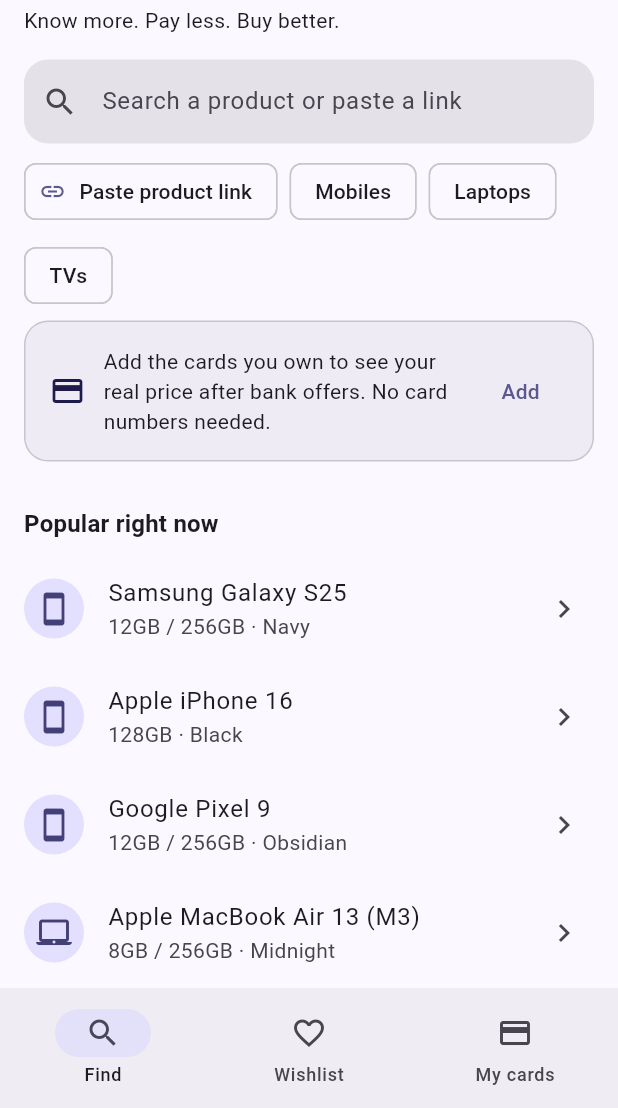
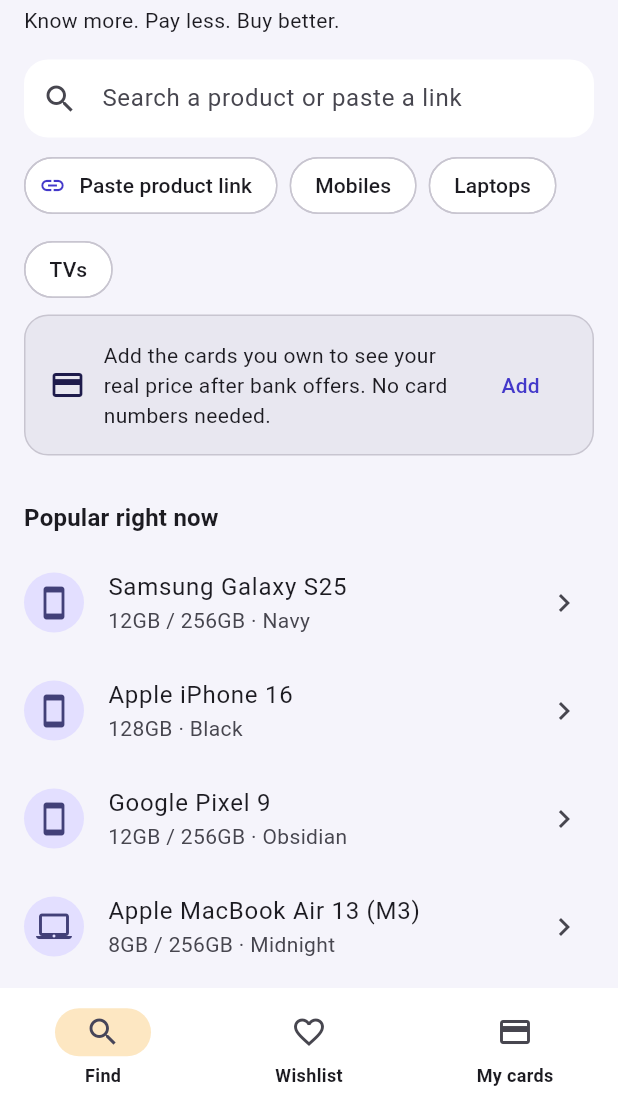
Before and after one commit to dheerajjain638-ship-it/cunning-cat, a Flutter app: the screen it shows after launch, on a phone screen of 412 x 824 dp, the part 128-1236 px from its top. Run offline on Flutter 3.47's test engine with Material 3 defaults, Android fonts, the phone set to English and light mode, and no system bars; our stand-ins replace flutter_riverpod, go_router.

Commit message:
Update lib/core (v0.2) [skip ci]

```diff
--- a/lib/core/format.dart
+++ b/lib/core/format.dart
@@ -1,9 +1,13 @@
 import 'package:intl/intl.dart';
 
 final _inr = NumberFormat.currency(locale: 'en_IN', symbol: '₹', decimalDigits: 0);
+final _compact = NumberFormat.compact(locale: 'en_IN');
 
-/// Formats whole rupees in Indian grouping, e.g. 1,24,999 -> ₹1,24,999.
+/// Formats whole rupees in Indian grouping, e.g. 124999 -> ₹1,24,999.
 String rupees(num amount) => _inr.format(amount);
+
+/// 18420 -> "18K"
+String compact(num n) => _compact.format(n);
 
 /// "12 min ago", "3 h ago", "2 days ago".
 String ageLabel(DateTime observedAt, {DateTime? now}) {
--- a/lib/core/theme.dart
+++ b/lib/core/theme.dart
@@ -1,35 +1,71 @@
 import 'package:flutter/material.dart';
 
 /// Cunning Cat brand colours.
-/// Indigo = trust, amber = savings ("cat's eye"), emerald = verified savings,
+/// Indigo = trust, amber = savings (the cat's eye), emerald = verified savings,
 /// coral = conditional offers and risk flags.
 class BrandColors {
   static const indigo = Color(0xFF1E1B4B);
+  static const indigoMid = Color(0xFF4338CA);
+  static const violet = Color(0xFF7C3AED);
   static const amber = Color(0xFFF59E0B);
+  static const amberSoft = Color(0xFFFEF3C7);
   static const emerald = Color(0xFF059669);
+  static const emeraldSoft = Color(0xFFD1FAE5);
   static const coral = Color(0xFFE11D48);
+  static const coralSoft = Color(0xFFFFE4E6);
   static const slate = Color(0xFF64748B);
+  static const canvas = Color(0xFFF5F4FB);
+
+  static const heroGradient = LinearGradient(
+    begin: Alignment.topLeft,
+    end: Alignment.bottomRight,
+    colors: [indigo, indigoMid, violet],
+  );
 }
 
 ThemeData buildTheme(Brightness brightness) {
+  final dark = brightness == Brightness.dark;
   final scheme = ColorScheme.fromSeed(
-    seedColor: BrandColors.indigo,
+    seedColor: BrandColors.indigoMid,
     brightness: brightness,
   ).copyWith(
+    primary: dark ? const Color(0xFFA5B4FC) : BrandColors.indigoMid,
     secondary: BrandColors.amber,
     error: BrandColors.coral,
+    surface: dark ? const Color(0xFF16152B) : Colors.white,
   );
   return ThemeData(
     useMaterial3: true,
     colorScheme: scheme,
+    scaffoldBackgroundColor: dark ? const Color(0xFF0E0D1F) : BrandColors.canvas,
     appBarTheme: AppBarTheme(
       centerTitle: false,
-      backgroundColor: scheme.surface,
+      backgroundColor: dark ? const Color(0xFF0E0D1F) : BrandColors.canvas,
       foregroundColor: scheme.onSurface,
       elevation: 0,
+      scrolledUnderElevation: 0,
+      titleTextStyle: TextStyle(fontSize: 20, fontWeight: FontWeight.w800, color: scheme.onSurface),
+    ),
+    navigationBarTheme: NavigationBarThemeData(
+      backgroundColor: scheme.surface,
+      indicatorColor: BrandColors.amber.withValues(alpha: 0.25),
+      labelTextStyle: WidgetStateProperty.all(const TextStyle(fontSize: 12, fontWeight: FontWeight.w600)),
+    ),
+    chipTheme: ChipThemeData(
+      shape: RoundedRectangleBorder(borderRadius: BorderRadius.circular(20)),
+      side: BorderSide(color: scheme.outlineVariant),
+    ),
+    filledButtonTheme: FilledButtonThemeData(
+      style: FilledButton.styleFrom(
+        padding: const EdgeInsets.symmetric(horizontal: 20, vertical: 14),
+        shape: RoundedRectangleBorder(borderRadius: BorderRadius.circular(14)),
+        textStyle: const TextStyle(fontWeight: FontWeight.w700, fontSize: 15),
+      ),
     ),
     inputDecorationTheme: InputDecorationTheme(
       filled: true,
+      fillColor: scheme.surface,
+      contentPadding: const EdgeInsets.symmetric(horizontal: 16, vertical: 14),
       border: OutlineInputBorder(
         borderRadius: BorderRadius.circular(16),
         borderSide: BorderSide.none,
```
